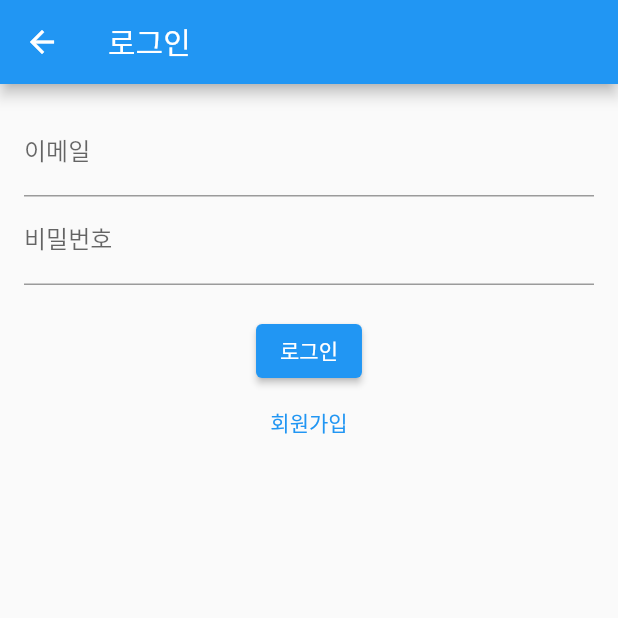
After one commit to 2025-LGDX-9/DX_Project, a Flutter app: the LoginScreen screen opened directly, on a phone screen of 412 x 824 dp, the top half of it. The commit adds this screen. Run offline on Flutter 3.47's test engine with Material 3 defaults, Android fonts, the phone set to English and light mode, and no system bars.

```diff
--- a/lib/screen/thinq_main.dart
+++ b/lib/screen/thinq_main.dart
@@ -1,7 +1,7 @@
 import 'package:flutter/material.dart';
 import 'package:pregnancy_mode_app/screens/nofification_screen.dart';
 
-import '../pregnancy_controller.dart';
+import 'package:pregnancy_mode_app/pregnancy_controller.dart';
 import '../screens/onboarding_screen.dart';
 
 Widget _buildTopBackground() {
--- /dev/null
+++ b/lib/screens/01_login_screen.dart
@@ -0,0 +1,37 @@
+import 'package:flutter/material.dart';
+
+class LoginScreen extends StatelessWidget {
+  @override
+  Widget build(BuildContext context) {
+    return Scaffold(
+      appBar: AppBar(title: Text("로그인")),
+      body: Padding(
+        padding: EdgeInsets.all(16),
+        child: Column(
+          children: [
+            TextField(
+              decoration: InputDecoration(labelText: '이메일'),
+            ),
+            TextField(
+              decoration: InputDecoration(labelText: '비밀번호'),
+              obscureText: true,
+            ),
+            SizedBox(height: 20),
+            ElevatedButton(
+              onPressed: () {
+                Navigator.pushReplacementNamed(context, '/home');
+              },
+              child: Text('로그인'),
+            ),
+            TextButton(
+              onPressed: () {
+                Navigator.pushNamed(context, '/signup');
+              },
+              child: Text('회원가입'),
+            ),
+          ],
+        ),
+      ),
+    );
+  }
+}
--- /dev/null
+++ b/lib/screens/02_signup_screen.dart
@@ -0,0 +1,27 @@
+import 'package:flutter/material.dart';
+
+class SignupScreen extends StatelessWidget {
+  @override
+  Widget build(BuildContext context) {
+    return Scaffold(
+      appBar: AppBar(title: Text("회원가입")),
+      body: Padding(
+        padding: EdgeInsets.all(16),
+        child: Column(
+          children: [
+            TextField(decoration: InputDecoration(labelText: '이메일')),
+            TextField(decoration: InputDecoration(labelText: '비밀번호'), obscureText: true),
+            TextField(decoration: InputDecoration(labelText: '이름')),
+            SizedBox(height: 20),
+            ElevatedButton(
+              onPressed: () {
+                Navigator.pushReplacementNamed(context, '/login');
+              },
+              child: Text('가입 완료'),
+            ),
+          ],
+        ),
+      ),
+    );
+  }
+}
```
Also changed, not shown: lib/screens/00_2_onboarding_screen.dart (added, +104 -0 lines), lib/screens/00_splash_screen.dart (added, +56 -0 lines), lib/screens/04_first_screen.dart (added, +48 -0 lines).
